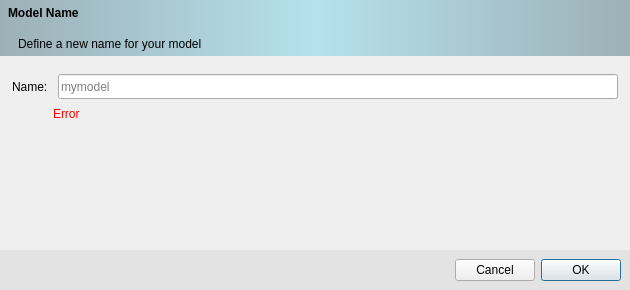
Qt form src/rename.ui (ufopleds/DengueME) before a commit.
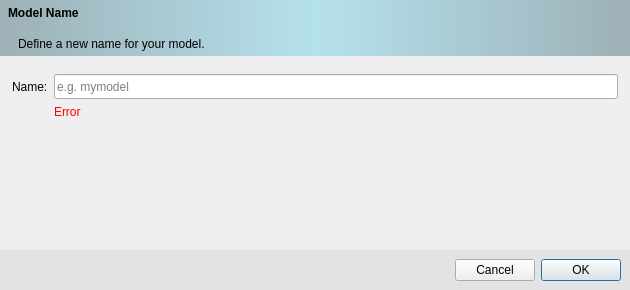
The same form after that commit. Icons and pictures are not drawn.

```diff
--- a/src/rename.ui
+++ b/src/rename.ui
@@ -93,7 +93,7 @@
          <string notr="true">padding: 0px 0px 0px 15px;</string>
         </property>
         <property name="text">
-         <string>Define a new name for your model</string>
+         <string>Define a new name for your model.</string>
         </property>
        </widget>
       </item>
@@ -101,10 +101,7 @@
     </widget>
    </item>
    <item>
-    <layout class="QVBoxLayout" name="namePanel">
-     <property name="spacing">
-      <number>0</number>
-     </property>
+    <layout class="QGridLayout" name="gridLayout_4">
      <property name="leftMargin">
       <number>12</number>
      </property>
@@ -114,21 +111,23 @@
      <property name="rightMargin">
       <number>12</number>
      </property>
-     <property name="bottomMargin">
-      <number>0</number>
-     </property>
-     <item>
-      <layout class="QHBoxLayout" name="horizontalLayout_2">
-       <property name="spacing">
-        <number>10</number>
+     <item row="1" column="1">
+      <widget class="QLabel" name="error_message">
+       <property name="sizePolicy">
+        <sizepolicy hsizetype="Preferred" vsizetype="Fixed">
+         <horstretch>0</horstretch>
+         <verstretch>0</verstretch>
+        </sizepolicy>
+       </property>
+       <property name="styleSheet">
+        <string notr="true">color: red;</string>
        </property>
-       <property name="sizeConstraint">
-        <enum>QLayout::SetDefaultConstraint</enum>
+       <property name="text">
+        <string>Error</string>
        </property>
-       <property name="topMargin">
-        <number>0</number>
-       </property>
-       <item>
+      </widget>
+     </item>
+     <item row="0" column="0">
         <widget class="QLabel" name="name">
          <property name="sizePolicy">
           <sizepolicy hsizetype="Preferred" vsizetype="Fixed">
@@ -147,7 +146,7 @@
          </property>
         </widget>
        </item>
-       <item>
+     <item row="0" column="1">
         <widget class="QLineEdit" name="namelineEdit">
          <property name="minimumSize">
           <size>
@@ -159,49 +158,7 @@
           <number>40</number>
          </property>
          <property name="placeholderText">
-          <string>mymodel</string>
-         </property>
-        </widget>
-       </item>
-      </layout>
-     </item>
-     <item>
-      <layout class="QHBoxLayout" name="horizontalLayout_3">
-       <property name="spacing">
-        <number>10</number>
-       </property>
-       <property name="topMargin">
-        <number>5</number>
-       </property>
-       <item>
-        <spacer name="horizontalSpacer_2">
-         <property name="orientation">
-          <enum>Qt::Horizontal</enum>
-         </property>
-         <property name="sizeType">
-          <enum>QSizePolicy::Fixed</enum>
-         </property>
-         <property name="sizeHint" stdset="0">
-          <size>
-           <width>41</width>
-           <height>20</height>
-          </size>
-         </property>
-        </spacer>
-       </item>
-       <item>
-        <widget class="QLabel" name="error_message">
-         <property name="sizePolicy">
-          <sizepolicy hsizetype="Preferred" vsizetype="Fixed">
-           <horstretch>0</horstretch>
-           <verstretch>0</verstretch>
-          </sizepolicy>
-         </property>
-         <property name="styleSheet">
-          <string notr="true">color: red;</string>
-         </property>
-         <property name="text">
-          <string>Error</string>
+        <string>e.g. mymodel</string>
          </property>
         </widget>
        </item>
@@ -220,8 +177,6 @@
        </property>
       </spacer>
      </item>
-    </layout>
-   </item>
    <item>
     <widget class="QWidget" name="footerPanel" native="true">
      <property name="styleSheet">
```
Left out of the diff: 1 changed line with no effect on the pictures. Lines whose indentation alone changed are shown as unchanged.
